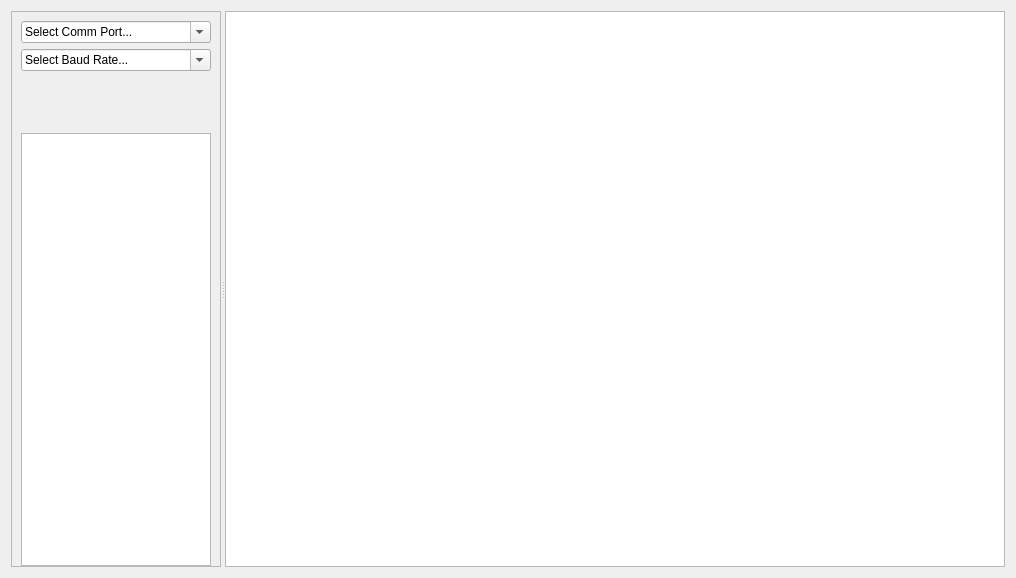
Before: the Qt Designer form AeroQuadCommunicator/panel/connect/menu_connect.ui in AeroQuad/AeroQuadCommunicator, drawn with Qt 5.
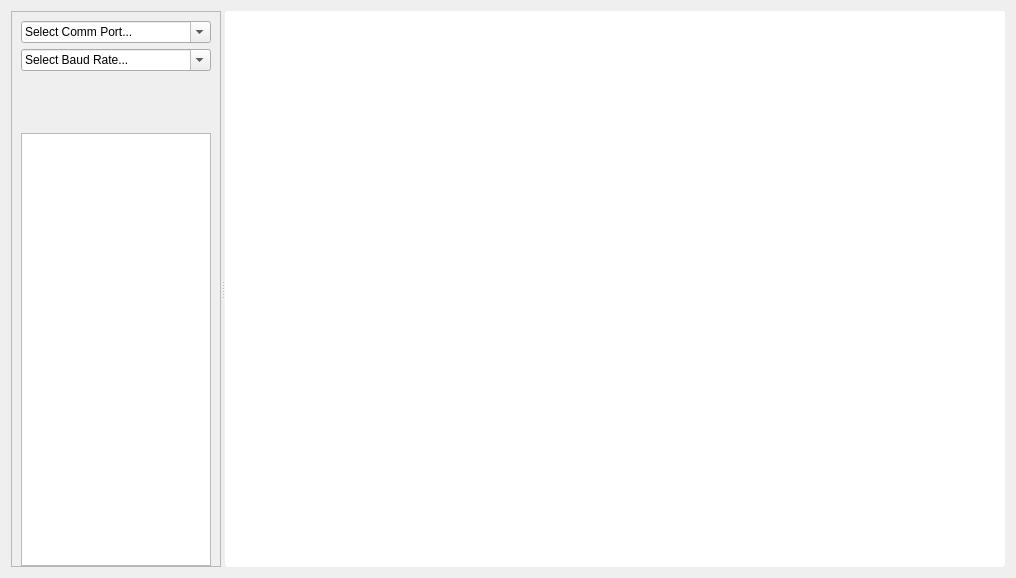
After: the same form once the commit is applied. Icons and pictures are not drawn.

What changed in the file:
```diff
--- a/AeroQuadCommunicator/panel/connect/menu_connect.ui
+++ b/AeroQuadCommunicator/panel/connect/menu_connect.ui
@@ -13,6 +13,9 @@
   <property name="windowTitle">
    <string>Form</string>
   </property>
+  <property name="styleSheet">
+   <string notr="true"/>
+  </property>
   <layout class="QGridLayout" name="gridLayout">
    <item row="0" column="0">
     <widget class="QSplitter" name="splitter">
@@ -165,7 +168,22 @@
        </item>
       </layout>
      </widget>
-     <widget class="QGraphicsView" name="graphicsView"/>
+     <widget class="QGraphicsView" name="graphicsView">
+      <property name="styleSheet">
+       <string notr="true">QGraphicsView {
+ border: 1px solid white;
+ border-radius: 3px;
+ background: qradialgradient(
+   cx: 0.5, cy: -1.8,
+   fx: 0.5, fy: 0,
+   radius: 2, 
+   stop: 0 #9aa9be,
+   stop: 1 #293859);
+  font: bold;
+}
+</string>
+      </property>
+     </widget>
     </widget>
    </item>
   </layout>
```
Left out of the diff: 2 changed lines with no effect on the pictures.
